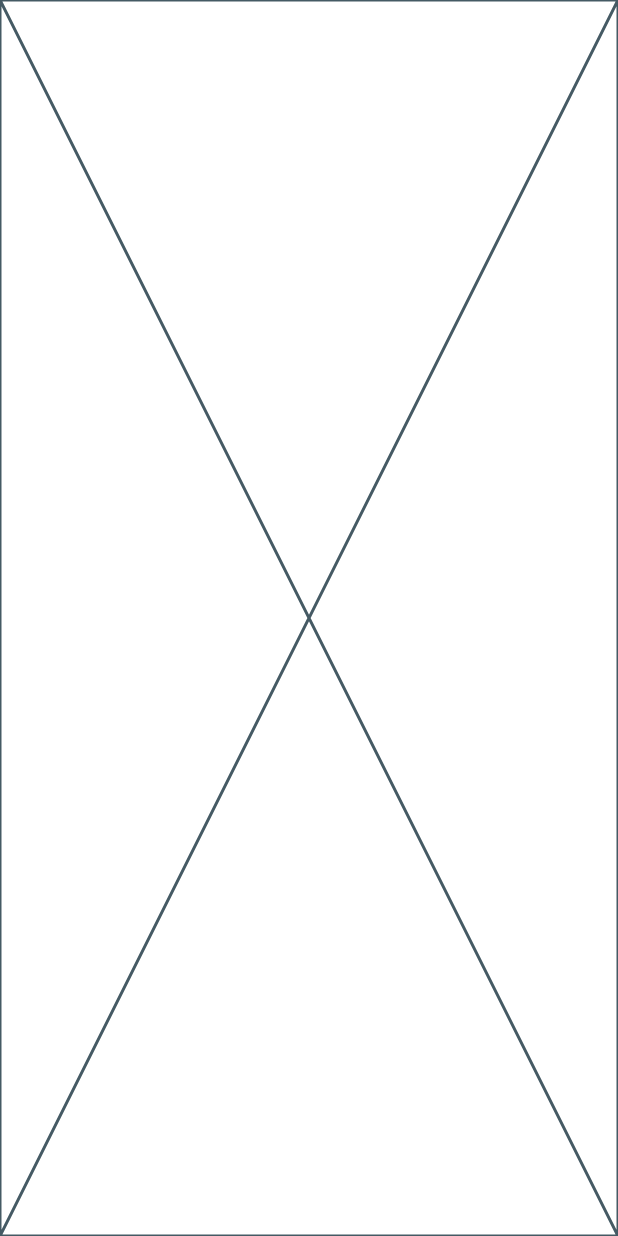
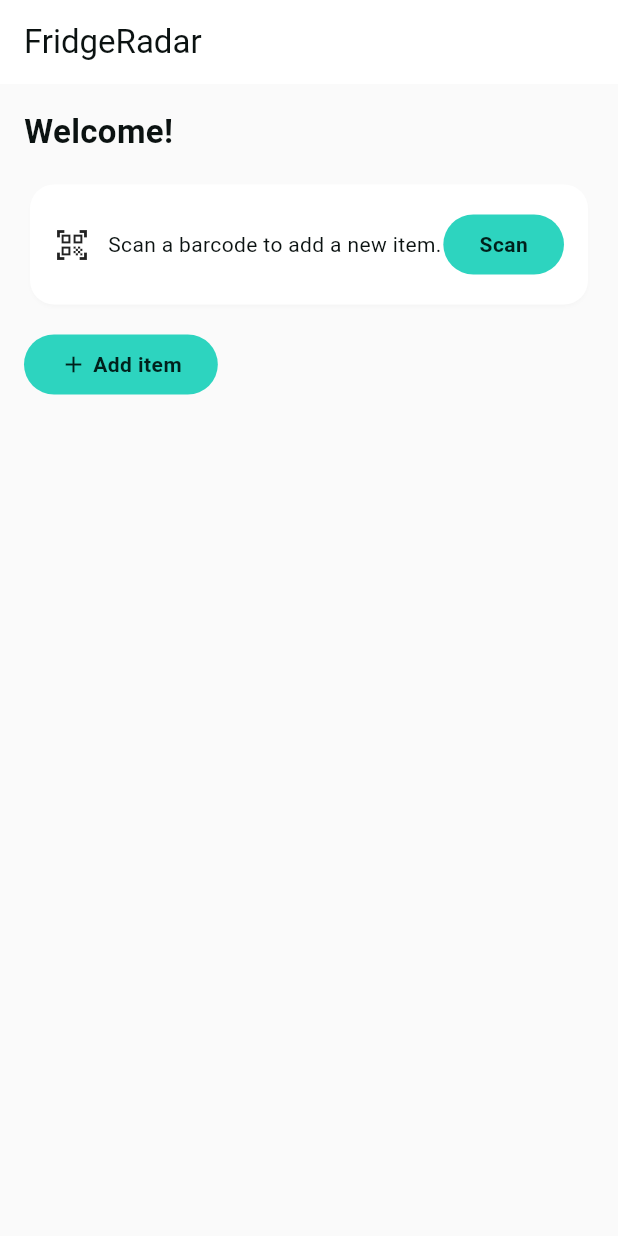
Before and after one commit to amhimel/fridge_radar, a Flutter app: the screen it shows after launch, on a phone screen of 412 x 824 dp. Run offline on Flutter 3.47's test engine with Material 3 defaults, Android fonts, the phone set to English and light mode, and no system bars; our stand-ins replace go_router.

Commit message:
day one add

```diff
--- a/lib/app.dart
+++ b/lib/app.dart
@@ -2,11 +2,12 @@ import 'package:flutter/material.dart';
 import 'core/theme/app_theme.dart';
 import 'package:go_router/go_router.dart';
 import 'package:flutter_localizations/flutter_localizations.dart';
+import 'features/home/home_page.dart';
 
 
 final _router = GoRouter(
   routes: [
-    GoRoute(path: '/', builder: (ctx, st) => const Placeholder()),
+    GoRoute(path: '/', builder: (ctx, st) => const HomePage()),
   ],
 );
 
@@ -19,6 +20,7 @@ class FridgeRadarApp extends StatelessWidget {
   Widget build(BuildContext context) {
     return MaterialApp.router(
       title: 'FridgeRadar',
+      debugShowCheckedModeBanner: false,
       theme: buildLightTheme(),
       darkTheme: buildDarkTheme(),
       routerConfig: _router,
--- /dev/null
+++ b/lib/features/home/home_page.dart
@@ -0,0 +1,38 @@
+import 'package:flutter/material.dart';
+import '../../common/widgets/app_button.dart';
+import '../../common/widgets/app_card.dart';
+
+
+class HomePage extends StatelessWidget {
+  const HomePage({super.key});
+
+
+  @override
+  Widget build(BuildContext context) {
+    return Scaffold(
+      appBar: AppBar(title: const Text('FridgeRadar')),
+      body: Padding(
+        padding: const EdgeInsets.all(16),
+        child: Column(
+          crossAxisAlignment: CrossAxisAlignment.start,
+          children: [
+            const Text('Welcome!', style: TextStyle(fontSize: 22, fontWeight: FontWeight.w600)),
+            const SizedBox(height: 16),
+            AppCard(
+              child: Row(
+                children: [
+                  const Icon(Icons.qr_code_scanner),
+                  const SizedBox(width: 12),
+                  const Expanded(child: Text('Scan a barcode to add a new item.')),
+                  AppButton(label: 'Scan', onPressed: () {}),
+                ],
+              ),
+            ),
+            const SizedBox(height: 12),
+            AppButton(label: 'Add item', icon: Icons.add, onPressed: () {}),
+          ],
+        ),
+      ),
+    );
+  }
+}
```
